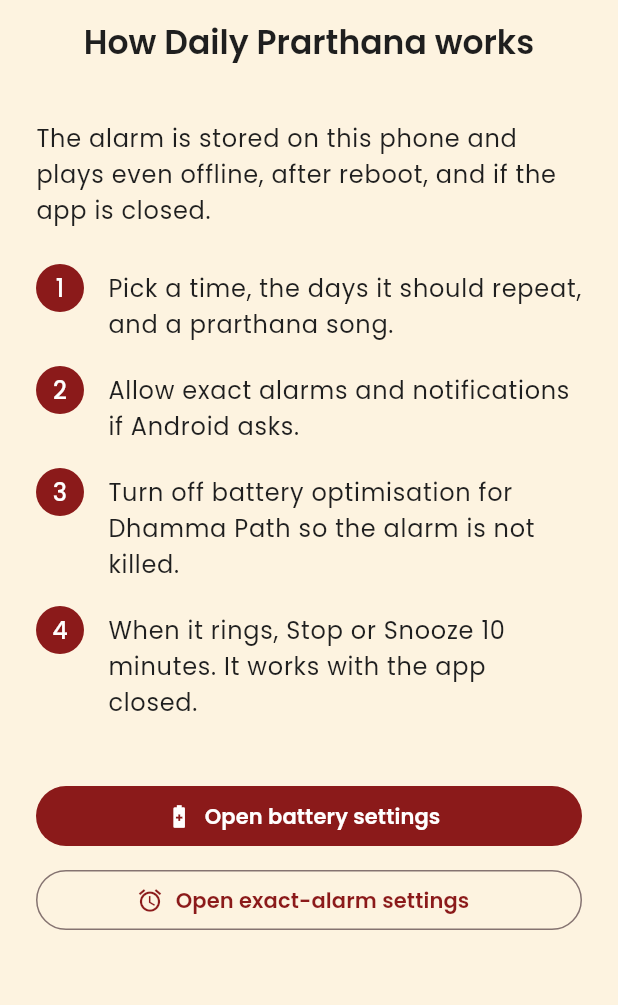
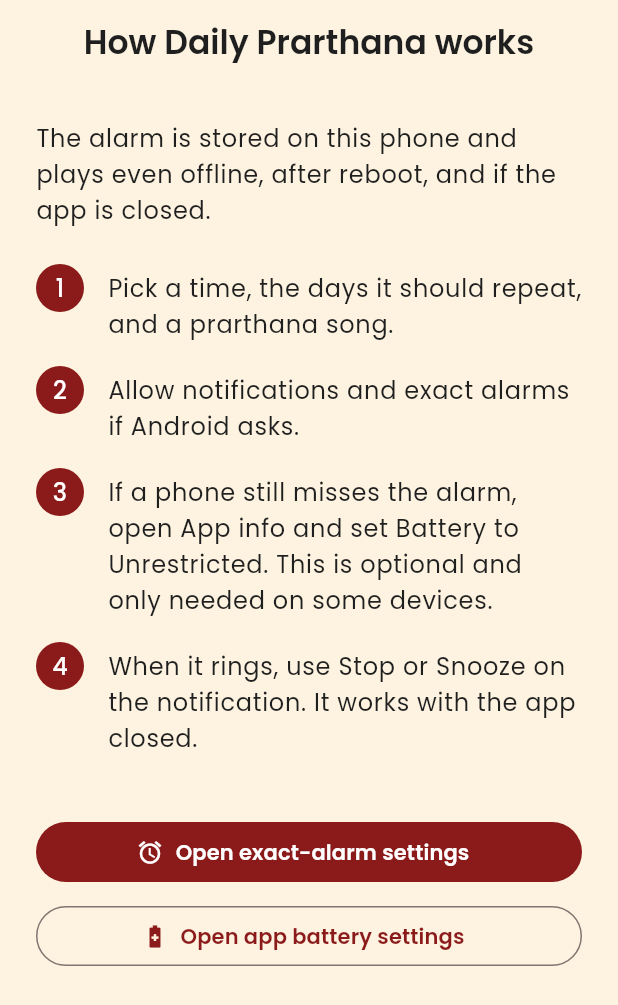
Before and after one commit to geekyprem1/buddhaapp, a Flutter app: the PrarthanaHelpScreen screen opened by its route, on a phone screen of 412 x 824 dp. Shown: the top 1005 px of the screen. Run offline on Flutter 3.47's test engine with Material 3 defaults, Android fonts, the phone set to English and light mode, and no system bars; our stand-ins replace audio_service, cached_network_image, cloud_firestore, cloud_functions, connectivity_plus, equatable and 21 more; missing offline and left inert: firebase_app_check; accounts and stored records are empty; generated files the repository leaves out were written again.

Commit message:
Prepare Play release 1.0.0+3 and tighten Daily Prarthana alarms.
Use the upload keystore for prod release builds, drop Play-restricted
permissions, and ask only for exact-alarm access. Map Google Sign-In
client config errors to the existing auth copy and keep the privacy
page aligned with the permission set.

```diff
--- a/apps/mobile/lib/features/auth/application/auth_error_messages.dart
+++ b/apps/mobile/lib/features/auth/application/auth_error_messages.dart
@@ -25,7 +25,10 @@
       return l10n?.authErrorUserDisabled ?? 'This account has been disabled.';
     case AuthErrorKind.cancelled:
     case AuthErrorKind.unknown:
-      return l10n?.authErrorGeneric ??
+      final generic = l10n?.authErrorGeneric ??
           'Something went wrong. Please try again.';
+      final code = failure.code;
+      if (code == null || code.isEmpty) return generic;
+      return '$generic ($code)';
   }
 }
--- a/apps/mobile/lib/features/prarthana/presentation/prarthana_help_screen.dart
+++ b/apps/mobile/lib/features/prarthana/presentation/prarthana_help_screen.dart
@@ -15,11 +15,11 @@
       l10n?.prarthanaHelpStep1 ??
           'Pick a time, the days it should repeat, and a prarthana song.',
       l10n?.prarthanaHelpStep2 ??
-          'Allow exact alarms and notifications if Android asks.',
+          'Allow notifications and exact alarms if Android asks.',
       l10n?.prarthanaHelpStep3 ??
-          'Turn off battery optimisation for Dhamma Path so the alarm is not killed.',
+          'If a phone still misses the alarm, open App info and set Battery to Unrestricted. This is optional and only needed on some devices.',
       l10n?.prarthanaHelpStep4 ??
-          'When it rings, Stop or Snooze 10 minutes. It works with the app closed.',
+          'When it rings, use Stop or Snooze on the notification. It works with the app closed.',
     ];
 
     return Scaffold(
@@ -63,19 +63,19 @@
           const SizedBox(height: AppSpacing.lg),
           FilledButton.icon(
             onPressed: () =>
-                ref.read(alarmServiceProvider).openBatterySettings(),
-            icon: const Icon(Icons.battery_saver_outlined),
+                ref.read(alarmServiceProvider).openExactAlarmSettings(),
+            icon: const Icon(Icons.alarm),
             label: Text(
-              l10n?.prarthanaHelpBattery ?? 'Open battery settings',
+              l10n?.prarthanaHelpExact ?? 'Open exact-alarm settings',
             ),
           ),
           const SizedBox(height: AppSpacing.sm),
           OutlinedButton.icon(
             onPressed: () =>
-                ref.read(alarmServiceProvider).openExactAlarmSettings(),
-            icon: const Icon(Icons.alarm),
+                ref.read(alarmServiceProvider).openBatterySettings(),
+            icon: const Icon(Icons.battery_saver_outlined),
             label: Text(
-              l10n?.prarthanaHelpExact ?? 'Open exact-alarm settings',
+              l10n?.prarthanaHelpBattery ?? 'Open app battery settings',
             ),
           ),
         ],
--- a/apps/mobile/lib/l10n/app_en.arb
+++ b/apps/mobile/lib/l10n/app_en.arb
@@ -190,15 +190,17 @@
   "prarthanaNeedDays": "Pick at least one day.",
   "prarthanaSetSuccess": "Prarthana set.",
   "prarthanaSetFailed": "Could not set the prarthana.",
-  "prarthanaBatteryTitle": "Keep the alarm reliable",
-  "prarthanaBatteryBody": "Some phones stop background alarms. Allow Dhamma Path to ignore battery optimisation.",
+  "prarthanaBatteryTitle": "If a phone misses the alarm",
+  "prarthanaBatteryBody": "Some phones pause background apps. In App info, set Battery to Unrestricted. This is optional and only needed on some devices.",
+  "prarthanaExactTitle": "Allow exact alarms",
+  "prarthanaExactBody": "Daily Prarthana needs Alarms & reminders so it can ring at the time you chose, even when the app is closed.",
   "prarthanaHelpTitle": "How Daily Prarthana works",
   "prarthanaHelpIntro": "The alarm is stored on this phone and plays even offline, after reboot, and if the app is closed.",
   "prarthanaHelpStep1": "Pick a time, the days it should repeat, and a prarthana song.",
-  "prarthanaHelpStep2": "Allow exact alarms and notifications if Android asks.",
-  "prarthanaHelpStep3": "Turn off battery optimisation for Dhamma Path so the alarm is not killed.",
-  "prarthanaHelpStep4": "When it rings, Stop or Snooze 10 minutes. It works with the app closed.",
-  "prarthanaHelpBattery": "Open battery settings",
+  "prarthanaHelpStep2": "Allow notifications and exact alarms if Android asks.",
+  "prarthanaHelpStep3": "If a phone still misses the alarm, open App info and set Battery to Unrestricted. This is optional and only needed on some devices.",
+  "prarthanaHelpStep4": "When it rings, use Stop or Snooze on the notification. It works with the app closed.",
+  "prarthanaHelpBattery": "Open app battery settings",
   "prarthanaHelpExact": "Open exact-alarm settings",
   "prarthanaTest60": "Test alarm in 60 seconds",
   "prarthanaTestArmed": "Test alarm in 60 seconds.",
--- a/apps/mobile/pubspec.yaml
+++ b/apps/mobile/pubspec.yaml
@@ -1,7 +1,7 @@
 name: dhamma_path
 description: "Dhamma Path — Buddhist devotional content app."
 publish_to: 'none'
-version: 0.1.0+1
+version: 1.0.0+3
 
 environment:
   sdk: ">=3.6.0 <4.0.0"
```
Also changed, not shown: apps/mobile/lib/features/prarthana/application/prarthana_providers.dart (+0 -8 lines), apps/mobile/lib/features/prarthana/presentation/prarthana_setup_screen.dart (+41 -29 lines), apps/mobile/lib/l10n/app_hi.arb (+8 -6 lines), apps/mobile/lib/l10n/app_mr.arb (+8 -6 lines), packages/core/lib/src/utils/auth_error.dart (+20 -3 lines), apps/admin/lib/app/router.g.dart, apps/admin/lib/features/config/application/config_providers.g.dart, apps/admin/lib/features/notifications/application/notifications_providers.g.dart, apps/admin/lib/features/pages/application/pages_providers.g.dart, apps/mobile/lib/l10n/generated/app_localizations.dart, apps/mobile/lib/l10n/generated/app_localizations_en.dart, apps/mobile/lib/l10n/generated/app_localizations_hi.dart, apps/mobile/lib/l10n/generated/app_localizations_mr.dart, 9 other files.
